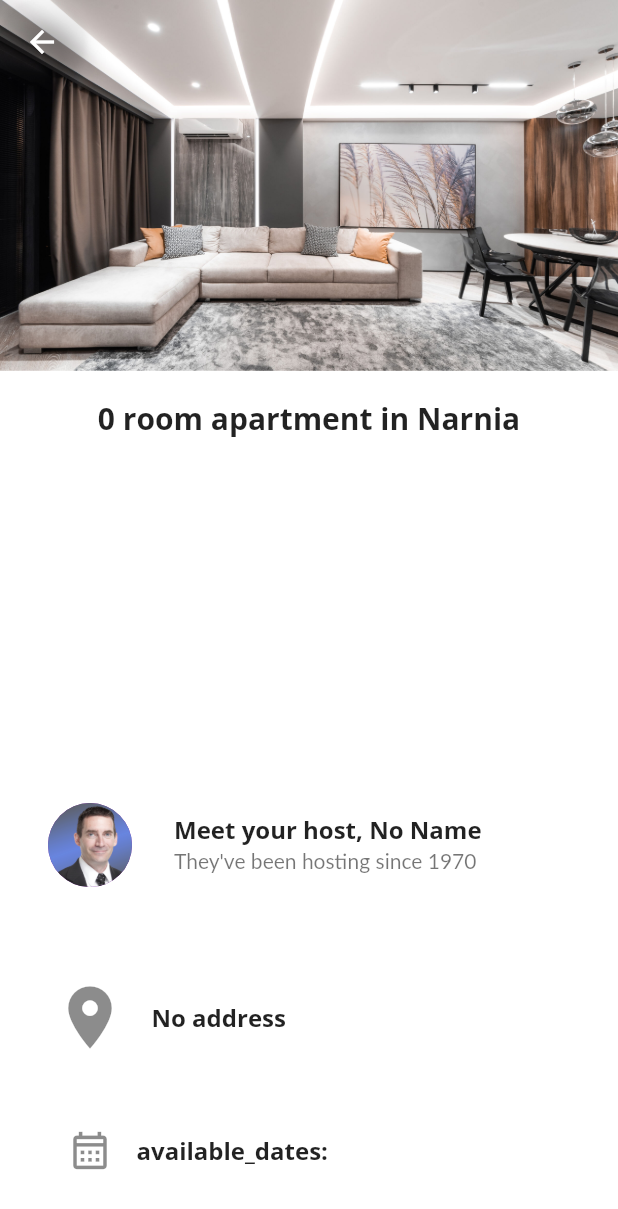
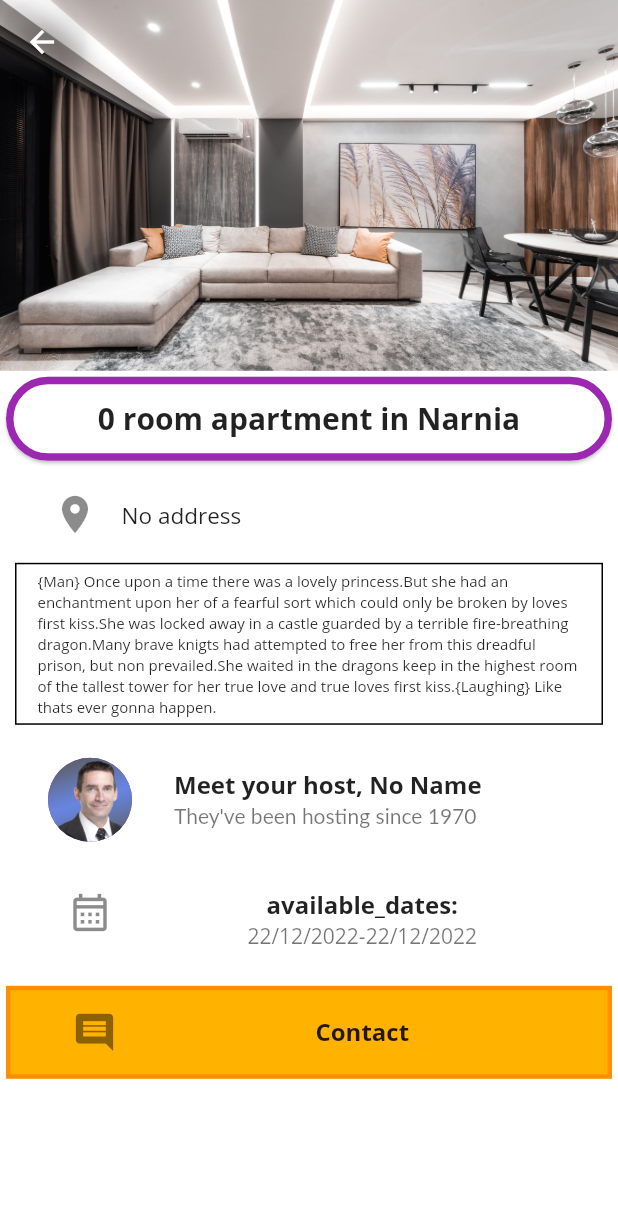
Before and after one commit to Sublet-BYD/sublet_app, a Flutter app: the Renter_Screen screen opened directly, after a tap on an icon or button, on a phone screen of 412 x 824 dp. Shown: the top 1209 px of the screen. Run offline on Flutter 3.47's test engine with Material 2 defaults, Android fonts, the phone set to English and light mode, and no system bars; our stand-ins replace firebase_core; accounts and stored records are empty; Roboto replaces fonts that are missing (Lato).

Commit message:
Finished Asset_page (other than colours and DB)

```diff
--- a/lib/main.dart
+++ b/lib/main.dart
@@ -43,7 +43,8 @@ class MyApp extends StatelessWidget {
               accentColor: Colors.deepOrange,
               fontFamily: 'Lato',
             ),
-            home: auth.isAuth ? ManageProperties() : HomeScreen(),
+            // home: auth.isAuth ? ManageProperties() : HomeScreen(),
+            home: Renter_Screen(),
           ),
         ));
   }
--- a/lib/screens/Renter/Asset_Page.dart
+++ b/lib/screens/Renter/Asset_Page.dart
@@ -1,8 +1,8 @@
-// ignore_for_file: non_constant_identifier_names
+// ignore_for_file: non_constant_identifier_names, prefer_const_constructors
 
 import 'package:flutter/material.dart';
 import 'package:sublet_app/screens/Renter/Renter_Screen.dart';
-
+import 'package:intl/intl.dart';
 
 class Asset_Page extends StatefulWidget {
   const Asset_Page({super.key});
@@ -12,91 +12,138 @@ class Asset_Page extends StatefulWidget {
 }
 
 class _Asset_PageState extends State<Asset_Page> {
+  Color contact_color = (Colors.amber[600]!);
   @override
   Widget build(BuildContext context) {
     //Declaring variables with default values, which would be changed with the implementation of firebase.
     String owner_name = 'No Name';
     String owner_pic = 'assets/Profile_pic.jpg';
     int owner_since = 1970;
+    //All of the following variables will be extracted from a property object
     String address = 'No address';
     String apartment_pic = 'assets/Apartment_example.jpg';
-    String apartment_title = '0 room apartment in Narnia'; //One-word description of the apartment (i.e "3-room apartment, small villa").
-    String apartment_info = '{Man} Once upon a time there was a lovely princess.But she had an enchantment upon her of a fearful sort which could only be broken by loves first kiss.She was locked away in a castle guarded by a terrible fire-breathing dragon.Many brave knigts had attempted to free her from this dreadful prison, but non prevailed.She waited in the dragons keep in the highest room of the tallest tower for her true love and true loves first kiss.{Laughing} Like thats ever gonna happen.'; // Short paragraph about the asset.
-    DateTimeRange available_dates = DateTimeRange(start: DateTime.now(), end: DateTime.now());
-    return Column(
+    String apartment_title =
+        '0 room apartment in Narnia'; //One-word description of the apartment (i.e "3-room apartment, small villa").
+    String apartment_info =
+        '{Man} Once upon a time there was a lovely princess.But she had an enchantment upon her of a fearful sort which could only be broken by loves first kiss.She was locked away in a castle guarded by a terrible fire-breathing dragon.Many brave knigts had attempted to free her from this dreadful prison, but non prevailed.She waited in the dragons keep in the highest room of the tallest tower for her true love and true loves first kiss.{Laughing} Like thats ever gonna happen.'; // Short paragraph about the asset.
+    DateTimeRange available_dates =
+        DateTimeRange(start: DateTime.now(), end: DateTime.now());
+    String available_dates_str =
+        DateFormat('dd/MM/yyyy').format(available_dates.start) +
+            '-' +
+            DateFormat('dd/MM/yyyy').format(available_dates.end);
+    return Container(
+      height: MediaQuery.of(context).size.height,
+      width: MediaQuery.of(context).size.width,
+      // child: SingleChildScrollView(
+      child: ListView(
         children: [
           //Image with buttons on top of it
-          Expanded(
-            flex: 3,
+          SizedBox(
+            height: MediaQuery.of(context).size.height * 0.3,
+            width: MediaQuery.of(context).size.width,
             child: Stack(
               alignment: Alignment.topCenter,
               children: [
                 //Image
-                Container(
+                SizedBox(
                   height: 300,
                   width: MediaQuery.of(context).size.width,
                   child: FittedBox(
                       fit: BoxFit.fill,
-                      child: Image(image: AssetImage(apartment_pic),
-                      )
-                    ),
+                      child: Image(
+                        image: AssetImage(apartment_pic),
+                      )),
                 ),
                 //Back button
                 Positioned(
-                  top:0,
-                  left:0,
+                  top: 0,
+                  left: 0,
                   child: FloatingActionButton(
                     backgroundColor: Colors.transparent,
                     child: Icon(Icons.arrow_back),
-                    onPressed: (){
-                      Navigator.of(context)
-                        .push(MaterialPageRoute(builder: (context) => Renter_Screen()));
+                    onPressed: () {
+                      Navigator.of(context).push(MaterialPageRoute(
+                          builder: (context) => Renter_Screen()));
                     },
                   ),
                 ),
               ],
             ),
           ),
-          Expanded(
-            flex: 7,
+          SizedBox(
+            height: MediaQuery.of(context).size.height * 0.7,
+            width: MediaQuery.of(context).size.width,
             child: Container(
               color: Colors.white,
               child: Column(
                 children: [
-                    //Information about the property
-                    Expanded(
-                      flex: 6,
-                      child: Column(
-                        children: [
+                  //Title of the property
+                  FittedBox(
+                    fit: BoxFit.fitHeight,
+                    child: SizedBox(
+                      width: MediaQuery.of(context).size.width,
+                      child: Card(
+                        shape: StadiumBorder(
+                          side: BorderSide(
+                            // border color
+                            color: Colors.purple,
+                            // border thickness
+                            width: 5,
+                          ),
+                        ),
+                        elevation: 1,
+                        child: ListTile(
+                          title: Center(
+                              child: Text('$apartment_title',
+                                  style: TextStyle(
+                                      fontFamily: 'OpenSans',
+                                      fontWeight: FontWeight.bold,
+                                      fontSize: 20))),
+                        ),
+                      ),
+                    ),
+                  ),
+                  //Address
                   Card(
                     elevation: 0,
+                    child: Center(
+                      child: Container(
+                        width: MediaQuery.of(context).size.width,
                         child: ListTile(
-                              title: Center(child: Text('$apartment_title', style: TextStyle(fontFamily: 'OpenSans', fontWeight: FontWeight.bold, fontSize: 20))),
+                          leading: Container(
+                            padding: EdgeInsets.only(left: 15),
+                            child: Icon(Icons.location_on, size: 30),
+                          ),
+                          title: Text('$address',
+                              style: TextStyle(
+                                  fontFamily: 'OpenSans', fontSize: 15)),
                         ),
                       ),
-
-                        ],
                     ),
-                      // Container(
-                      //   width: MediaQuery.of(context).size.width - 20,
-                      //   padding: EdgeInsets.symmetric(horizontal: 10),
-                      //   decoration: BoxDecoration(
-                      //     border: Border.all(color: Colors.black),
-                      //   ),
-                      //   child: Column(
-                      //     children: [
-                      //       Card(
-                      //         elevation: 0,
-
-                      //       ),
-                      //     ],
-                      //   ),
-                      // ),
+                  ),
+                  //Information about the property
+                  FittedBox(
+                    alignment: Alignment.center,
+                    fit: BoxFit.fitHeight,
+                    child: Container(
+                      width: MediaQuery.of(context).size.width - 20,
+                      padding: EdgeInsets.symmetric(horizontal: 10),
+                      decoration: BoxDecoration(
+                        border: Border.all(color: Colors.black),
+                      ),
+                      child: Card(
+                        elevation: 0,
+                        child: Text(
+                          '$apartment_info',
+                          style:
+                              TextStyle(fontFamily: 'OpenSans', fontSize: 10),
+                        ),
+                      ),
+                    ),
                   ),
                   //Information about the owner
-                    Expanded(
-                      flex: 3,
-                      child: Card(
+                  Card(
                     elevation: 0,
                     child: Container(
                       width: MediaQuery.of(context).size.width,
@@ -106,43 +153,75 @@ class _Asset_PageState extends State<Asset_Page> {
                           backgroundImage: AssetImage(owner_pic),
                           radius: 40,
                         ),
-                              title: Text('Meet your host, $owner_name', style: TextStyle(fontFamily: 'OpenSans', fontWeight: FontWeight.bold)),
-                              subtitle: Text('They\'ve been hosting since $owner_since'),
-                            ),
-                        ),
-                      ),
-                    ),
-                    //Address
-                    Expanded(
-                      flex: 2,
-                      child: Card(
-                        elevation: 0,
-                        child: Container(
-                          width: MediaQuery.of(context).size.width,
-                            height: 100,
-                            child: ListTile(
-                              leading: Container(
-                                padding: EdgeInsets.only(left:15),
-                                child: Icon(Icons.location_on, size: 50),
-                                ),
-                              title: Text('$address', style: TextStyle(fontFamily: 'OpenSans', fontWeight: FontWeight.bold)),
-                            ),
+                        title: Text('Meet your host, $owner_name',
+                            style: TextStyle(
+                                fontFamily: 'OpenSans',
+                                fontWeight: FontWeight.bold)),
+                        subtitle:
+                            Text('They\'ve been hosting since $owner_since'),
                       ),
                     ),
                   ),
                   //Availability of asset
-                    Expanded(
-                      flex: 2,
-                      child: Card(
+                  Card(
                     elevation: 0,
                     child: Container(
                       width: MediaQuery.of(context).size.width,
                       child: ListTile(
                         leading: Container(
                           padding: EdgeInsets.only(left: 25),
-                              child: Icon(Icons.calendar_month_outlined, size: 30),
+                          child: GestureDetector(
+                            onTap: (){
+                              //open a calendar widget to view dates - to do in the future
+                              print('Clicked on calendar\n');
+                            },
+                              child: Icon(Icons.calendar_month_outlined,
+                                  size: 30)),
                         ),
-                            title: Text('available_dates: ', style: TextStyle(fontFamily: 'OpenSans', fontWeight: FontWeight.bold)),
+                        title: Center(
+                            child: Text('available_dates:',
+                                style: TextStyle(
+                                    fontFamily: 'OpenSans',
+                                    fontWeight: FontWeight.bold))),
+                        subtitle: Center(
+                            child: Text('$available_dates_str',
+                                style: TextStyle(fontFamily: 'OpenSans'))),
+                      ),
+                    ),
+                  ),
+                  //Contact
+                  GestureDetector(
+                    //Changing the field's colour when pressed
+                    // onTapDown: (details) {
+                    //   setState(() {
+                    //     contact_color = (Colors.amber[700]!);
+                    //   });
+                    // },
+                    onTap: () {
+                      //Move to chat with owner
+                      print('Redirecting to chat\n');
+                    },
+                    child: Card(
+                      elevation: 0,
+                      child: Container(
+                        decoration: BoxDecoration(
+                          color: contact_color,
+                          border: Border.all(
+                              color: (Colors.amber[800]!),
+                              width:
+                                  3), //Exclamation mark added to assure null safety
+                        ),
+                        width: MediaQuery.of(context).size.width,
+                        child: ListTile(
+                          leading: Container(
+                            padding: EdgeInsets.only(left: 25),
+                            child: Icon(Icons.comment, size: 30),
+                          ),
+                          title: Center(
+                              child: Text('Contact',
+                                  style: TextStyle(
+                                      fontFamily: 'OpenSans',
+                                      fontWeight: FontWeight.bold))),
                         ),
                       ),
                     ),
@@ -152,19 +231,21 @@ class _Asset_PageState extends State<Asset_Page> {
             ),
           ),
         ],
+      ),
+      // ),
     );
   }
   //Function that returns rgb values to indicate availability of asset
-  int available_color(bool available){
-    if(available){
-      return 0xFF8BC34A; //Light green
+  // int available_color(bool available){
+  //   if(available){
+  //     return 0xFF8BC34A; //Light green
+  //   }
+  //   return 0xFFEF5350; // Light red
+  // }
+  // String available_msg(bool available){
+  //   if(available){
+  //     return 'This asset is currently available';
+  //   }
+  //   return 'This asset is currently occupied';
+  // }
 }
-    return 0xFFEF5350; // Light red
-  }
-  String available_msg(bool available){
-    if(available){
-      return 'This asset is currently available';
-    }
-    return 'This asset is currently occupied';
-  }
-}
```
Lines whose indentation alone changed are shown as unchanged.
